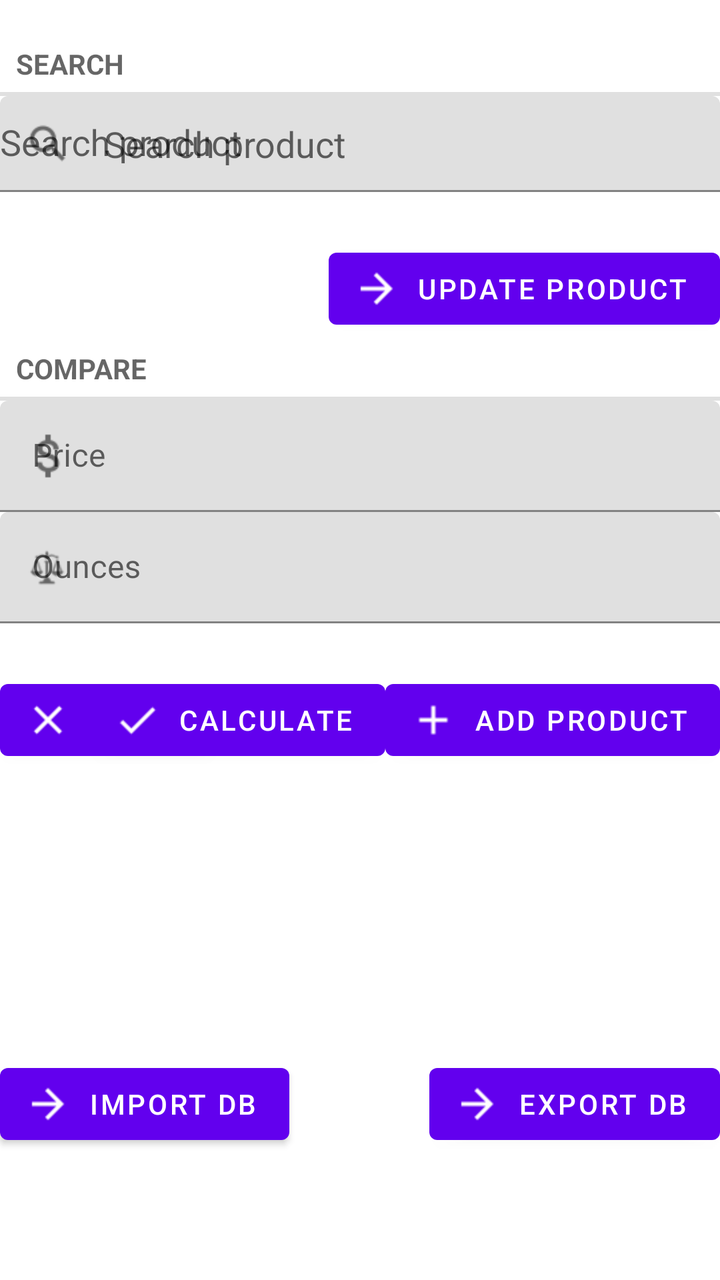
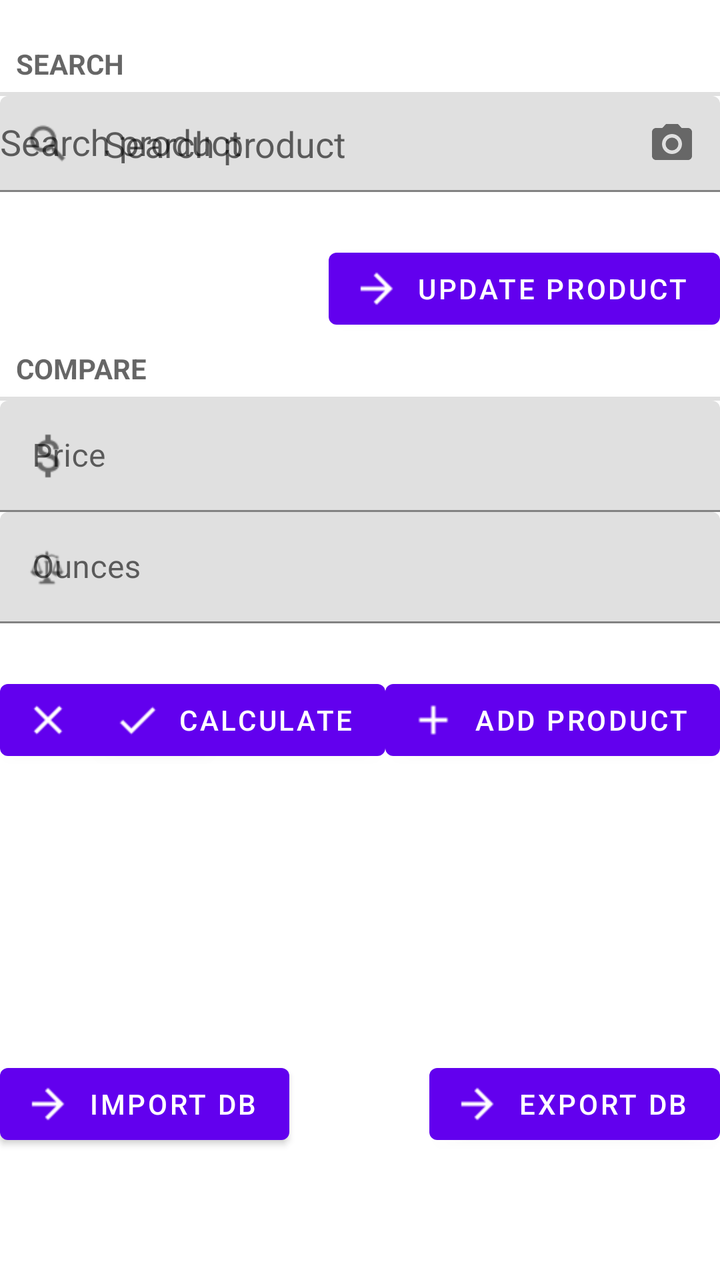

Compare the two renders of this Android layout. The source of the first and the diff that turns it into the second are given below.
<!-- AndroidManifest.xml: fallback theme Theme.MaterialComponents.DayNight.NoActionBar -->
<!-- res/layout/main.xml -->
<?xml version="1.0" encoding="utf-8"?>
<RelativeLayout xmlns:android="http://schemas.android.com/apk/res/android"
	android:layout_width="fill_parent"
	android:layout_height="fill_parent"
	android:paddingTop="16dp"
	android:paddingBottom="64dp"
	xmlns:app="http://schemas.android.com/apk/res-auto"
	>
	<TextView
		android:id="@+id/search_separator"
		android:text="@string/search"
		style="?android:attr/listSeparatorTextViewStyle"
		/>
	<com.google.android.material.textfield.TextInputLayout
		android:id="@+id/autocomplete_product_layout"
		android:layout_width="match_parent"
		android:layout_height="wrap_content"
		android:layout_below="@id/search_separator"
		android:hint="@string/search_product"
		app:startIconDrawable="@drawable/ic_search_black_24dp">

		<AutoCompleteTextView
			android:id="@+id/autocomplete_product"
			android:layout_width="match_parent"
			android:layout_height="wrap_content"
			android:inputType="text"
			android:imeOptions="actionDone"
			android:minHeight="48dp"
			android:hint="@string/search_product"
			android:singleLine="true" />

	</com.google.android.material.textfield.TextInputLayout>

	<TextView
		android:id="@+id/product_information_label"
		android:layout_width="fill_parent"
		android:layout_height="wrap_content"
		android:layout_below="@id/autocomplete_product_layout"
		android:textAppearance="?android:attr/textAppearanceMedium"
	/>
	<com.google.android.material.button.MaterialButton
		android:id="@+id/update_product_button"
		android:layout_width="wrap_content"
		android:layout_height="wrap_content"
		android:layout_alignParentEnd="true"
		android:layout_below="@id/product_information_label"
		android:text="@string/update_product"
		app:icon="@drawable/ic_arrow_forward_black_24dp"
		style="@style/Widget.MaterialComponents.Button.Icon"
		/>
	<TextView
		android:id="@+id/compare_separator"
		android:text="@string/compare"
		android:layout_below="@id/update_product_button"
		style="?android:attr/listSeparatorTextViewStyle"
		/>
	<com.google.android.material.textfield.TextInputLayout
		android:id="@+id/price_entry_layout"
		android:layout_width="match_parent"
		android:layout_height="wrap_content"
		android:layout_below="@id/compare_separator"
		android:hint="@string/price"
		android:labelFor="@id/price_entry"
		app:startIconDrawable="@drawable/ic_attach_money_black_24dp">

		<com.google.android.material.textfield.TextInputEditText
			android:id="@+id/price_entry"
			android:layout_width="match_parent"
			android:layout_height="wrap_content"
			android:inputType="numberDecimal"
			android:minHeight="48dp"
			android:imeOptions="actionNext"/>

	</com.google.android.material.textfield.TextInputLayout>

	<com.google.android.material.textfield.TextInputLayout
		android:id="@+id/weight_entry_layout"
		android:layout_width="match_parent"
		android:layout_height="wrap_content"
		android:layout_below="@id/price_entry_layout"
		android:hint="@string/ounces"
		android:labelFor="@id/weight_entry"
		app:startIconDrawable="@drawable/weight">

		<com.google.android.material.textfield.TextInputEditText
			android:id="@+id/weight_entry"
			android:layout_width="match_parent"
			android:layout_height="wrap_content"
			android:inputType="numberDecimal"
			android:minHeight="48dp"
			android:imeOptions="actionDone" />

	</com.google.android.material.textfield.TextInputLayout>

	<TextView
		android:id="@+id/price_per_weight_label"
		android:layout_width="fill_parent"
		android:layout_height="wrap_content"
		android:layout_below="@id/weight_entry_layout"
		android:textAppearance="?android:attr/textAppearanceMedium"
		/>
	<com.google.android.material.button.MaterialButton
		android:id="@+id/clear_all_button"
		android:layout_width="wrap_content"
		android:layout_height="wrap_content"
		android:layout_alignParentStart="true"
		android:layout_below="@+id/price_per_weight_label"
		android:text="@string/clear_all"
		app:icon="@drawable/ic_clear_black_24dp"
		style="@style/Widget.MaterialComponents.Button.Icon"
		/>
	<com.google.android.material.button.MaterialButton
		android:id="@+id/calculate_button"
		android:layout_width="wrap_content"
		android:layout_height="wrap_content"
		android:layout_below="@+id/price_per_weight_label"
		android:layout_toStartOf="@+id/new_product_button"
		android:text="@string/calculate"
		app:icon="@drawable/ic_done_black_24dp"
		style="@style/Widget.MaterialComponents.Button.Icon"
		/>
	<Space
	android:layout_width="16dp"
	android:layout_height="0dp"/>
	<com.google.android.material.button.MaterialButton
		android:id="@+id/new_product_button"
		android:layout_width="wrap_content"
		android:layout_height="wrap_content"
		android:layout_alignParentEnd="true"
		android:layout_below="@+id/price_per_weight_label"
		android:text="@string/add_product"
		app:icon="@drawable/ic_add_black_24dp"
		style="@style/Widget.MaterialComponents.Button.Icon"
		/>
	<LinearLayout
		android:layout_width="match_parent"
		android:layout_height="wrap_content"
		android:layout_alignParentBottom="true"
		android:orientation="horizontal">
		<com.google.android.material.button.MaterialButton
			android:id="@+id/btnImportDb"
			android:layout_width="wrap_content"
			android:layout_height="wrap_content"
			android:text="@string/import_db"
			app:icon="@drawable/ic_arrow_forward_black_24dp"
			style="@style/Widget.MaterialComponents.Button.Icon"/>
		<Space
			android:layout_width="0dp"
			android:layout_height="0dp"
			android:layout_weight="1" />
		<com.google.android.material.button.MaterialButton
			android:id="@+id/btnExportDb"
			android:layout_width="wrap_content"
			android:layout_height="wrap_content"
			android:text="@string/export_db"
			app:icon="@drawable/ic_arrow_forward_black_24dp"
			style="@style/Widget.MaterialComponents.Button.Icon"/>
	</LinearLayout>
</RelativeLayout>
<!-- resources referenced by this layout -->
<resources>
  <!-- drawable ic_add_black_24dp: png bitmap (drawable, 124 bytes) -->
  <!-- drawable ic_arrow_forward_black_24dp: png bitmap (drawable, 147 bytes) -->
  <!-- drawable ic_attach_money_black_24dp: png bitmap (drawable, 395 bytes) -->
  <!-- drawable ic_clear_black_24dp: png bitmap (drawable, 207 bytes) -->
  <!-- drawable ic_done_black_24dp: png bitmap (drawable, 177 bytes) -->
  <!-- drawable ic_search_black_24dp: png bitmap (drawable, 390 bytes) -->
  <!-- drawable weight: png bitmap (drawable, 725 bytes) -->
  <string name="add_product">Add product</string>
  <string name="calculate">Calculate</string>
  <string name="clear_all">Clear</string>
  <string name="compare">Compare</string>
  <string name="export_db">Export DB</string>
  <string name="import_db">Import DB</string>
  <string name="ounces">Ounces</string>
  <string name="price">Price</string>
  <string name="search">Search</string>
  <string name="search_product">Search product</string>
  <string name="update_product">Update product</string>
</resources>

<!-- the commit's change to res/layout/main.xml (unified diff, before → after) -->
@@ -17,7 +17,10 @@
 		android:layout_height="wrap_content"
 		android:layout_below="@id/search_separator"
 		android:hint="@string/search_product"
-		app:startIconDrawable="@drawable/ic_search_black_24dp">
+		app:startIconDrawable="@drawable/ic_search_black_24dp"
+		app:endIconMode="custom"
+		app:endIconDrawable="@drawable/ic_camera_alt_black_24dp"
+		app:endIconContentDescription="@string/scan">
 
 		<AutoCompleteTextView
 			android:id="@+id/autocomplete_product"
<!-- resource entries referenced after the edit -->
@@ -3,6 +3,20 @@
   <!-- drawable ic_add_black_24dp: png bitmap (drawable, 124 bytes) -->
   <!-- drawable ic_arrow_forward_black_24dp: png bitmap (drawable, 147 bytes) -->
   <!-- drawable ic_attach_money_black_24dp: png bitmap (drawable, 395 bytes) -->
+  <!-- drawable ic_camera_alt_black_24dp (drawable) -->
+  <vector xmlns:android="http://schemas.android.com/apk/res/android"
+      android:width="24dp"
+      android:height="24dp"
+      android:viewportWidth="24"
+      android:viewportHeight="24"
+      android:tint="#FFFFFF">
+    <path
+        android:fillColor="@android:color/black"
+        android:pathData="M12,12m-3.2,0a3.2,3.2 0,1 1,6.4 0a3.2,3.2 0,1 1,-6.4 0"/>
+    <path
+        android:fillColor="@android:color/black"
+        android:pathData="M9,2L7.17,4H4c-1.1,0 -2,0.9 -2,2v12c0,1.1 0.9,2 2,2h16c1.1,0 2,-0.9 2,-2V6c0,-1.1 -0.9,-2 -2,-2h-3.17L15,2H9zM12,17c-2.76,0 -5,-2.24 -5,-5s2.24,-5 5,-5s5,2.24 5,5s-2.24,5 -5,5z"/>
+  </vector>
   <!-- drawable ic_clear_black_24dp: png bitmap (drawable, 207 bytes) -->
   <!-- drawable ic_done_black_24dp: png bitmap (drawable, 177 bytes) -->
   <!-- drawable ic_search_black_24dp: png bitmap (drawable, 390 bytes) -->
@@ -15,6 +29,7 @@
   <string name="import_db">Import DB</string>
   <string name="ounces">Ounces</string>
   <string name="price">Price</string>
+  <string name="scan">Scan</string>
   <string name="search">Search</string>
   <string name="search_product">Search product</string>
   <string name="update_product">Update product</string>
